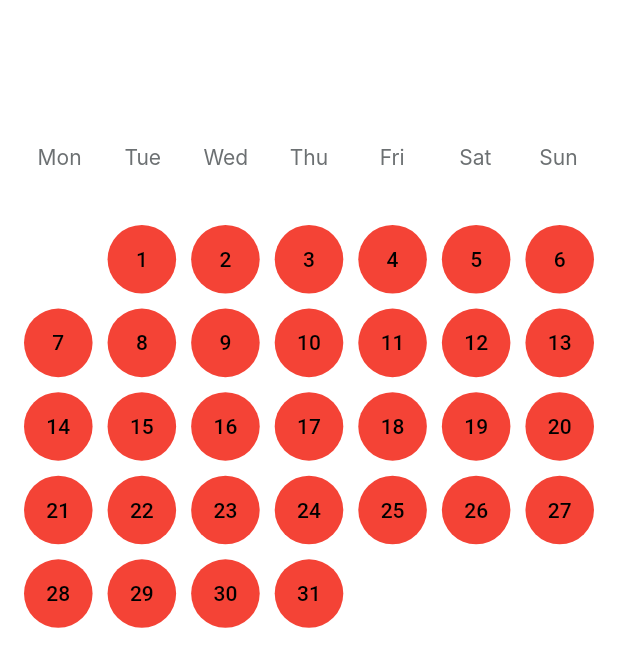
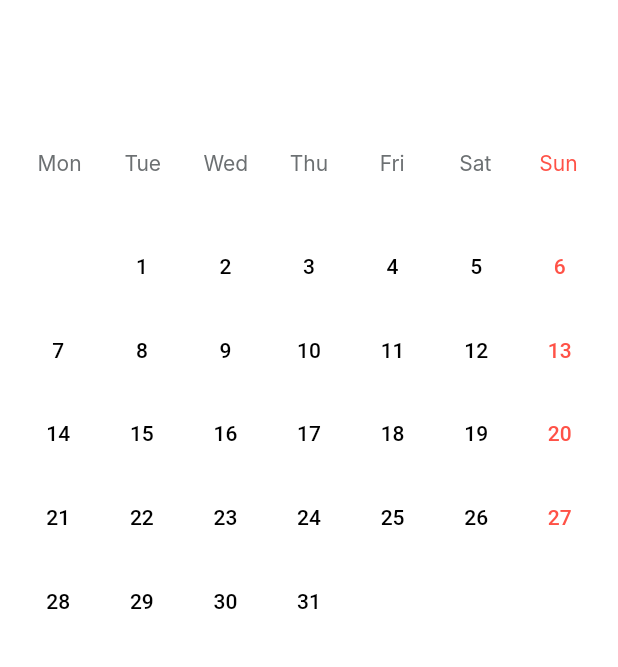
Before and after one commit to Yusufdevv/calendar-widget, a Flutter app: the screen it shows after launch, on a phone screen of 412 x 824 dp. Shown: the top 667 px of the screen. Run offline on Flutter 3.47's test engine with Material 2 defaults, Android fonts, the phone set to English and light mode, and no system bars; Roboto replaces fonts that are missing (Inter).

Commit message:
feat:  isSunday function

```diff
--- a/lib/core/utils/my_functions.dart
+++ b/lib/core/utils/my_functions.dart
@@ -36,4 +36,10 @@ class MyFunctions {
         return 0;
     }
   }
+
+  static bool isSunday(DateTime day) {
+    DateTime dateToCheck = day; // Tekshiriladigan kun
+
+    return dateToCheck.weekday == DateTime.sunday;
+  }
 }
--- a/lib/feature/calendar/presentation/calendar_screen.dart
+++ b/lib/feature/calendar/presentation/calendar_screen.dart
@@ -36,7 +36,14 @@ class CalendarScreen extends StatelessWidget {
                         return Container();
                       }
                       final day = index - addedDay + 1;
-                      return DayItemWidget(day: day);
+                      final isSunday = MyFunctions.isSunday(DateTime(2023, 8, day));
+                      return GestureDetector(
+                        onTap: () {},
+                        child: DayItemWidget(
+                          day: day,
+                          isSunday: isSunday,
+                        ),
+                      );
                     },
                   )),
             )
--- a/lib/feature/calendar/presentation/widgets/day_item_widget.dart
+++ b/lib/feature/calendar/presentation/widgets/day_item_widget.dart
@@ -4,9 +4,11 @@ class DayItemWidget extends StatelessWidget {
   const DayItemWidget({
     super.key,
     required this.day,
+    required this.isSunday,
   });
 
   final int day;
+  final bool isSunday;
 
   @override
   Widget build(BuildContext context) {
@@ -14,7 +16,7 @@ class DayItemWidget extends StatelessWidget {
       height: 50,
       alignment: Alignment.center,
       decoration: ShapeDecoration(
-        color: Colors.red,
+        color: Colors.white,
         shape: RoundedRectangleBorder(
           borderRadius: BorderRadius.circular(80),
         ),
@@ -22,8 +24,8 @@ class DayItemWidget extends StatelessWidget {
       child: Text(
         '$day',
         textAlign: TextAlign.center,
-        style: const TextStyle(
-          color: Colors.black,
+        style: TextStyle(
+          color: isSunday ? const Color(0xFFFF5247) : Colors.black,
           fontSize: 14,
           fontWeight: FontWeight.w500,
         ),
--- a/lib/feature/calendar/presentation/widgets/week_days_part.dart
+++ b/lib/feature/calendar/presentation/widgets/week_days_part.dart
@@ -26,12 +26,11 @@ class WeekDaysPart extends StatelessWidget {
             child: Text(
               days[index],
               textAlign: TextAlign.center,
-              style: const TextStyle(
-                color: Color(0xFF6C7072),
+              style: TextStyle(
+                color: index == 6 ? const Color(0xFFFF5247) : const Color(0xFF6C7072),
                 fontSize: 14,
                 fontFamily: 'Inter',
                 fontWeight: FontWeight.w400,
-                height: 0.86,
               ),
             ),
           ),
```
